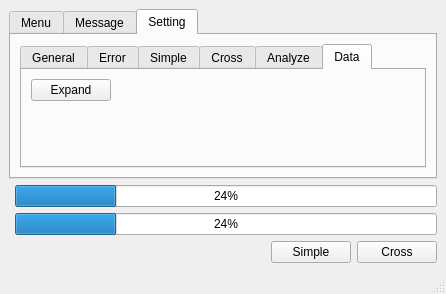
This is src/lite/ui_mainwindow.ui in mugwort-rc/qsurveytools as Qt 5 draws it before an edit. The edited form follows.
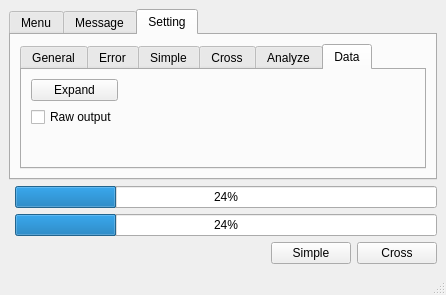
This is the edited form. The open tabs and pages were chosen to show the change.

Commit message: Add raw_output options. (use for 3rd-party tools)

Diff of the .ui file:
```diff
--- a/src/lite/ui_mainwindow.ui
+++ b/src/lite/ui_mainwindow.ui
@@ -7,7 +7,7 @@
     <x>0</x>
     <y>0</y>
     <width>446</width>
-    <height>286</height>
+    <height>295</height>
    </rect>
   </property>
   <property name="windowTitle">
@@ -314,7 +314,7 @@
               </property>
              </spacer>
             </item>
-            <item row="1" column="1">
+            <item row="2" column="1">
              <spacer name="verticalSpacer">
               <property name="orientation">
                <enum>Qt::Vertical</enum>
@@ -327,6 +327,13 @@
               </property>
              </spacer>
             </item>
+            <item row="1" column="1">
+             <widget class="QCheckBox" name="checkBoxRaw">
+              <property name="text">
+               <string>Raw output</string>
+              </property>
+             </widget>
+            </item>
            </layout>
           </widget>
          </widget>
```
Left out of the diff: 2 changed lines with no effect on the pictures. The commit also changes 1 other file.
